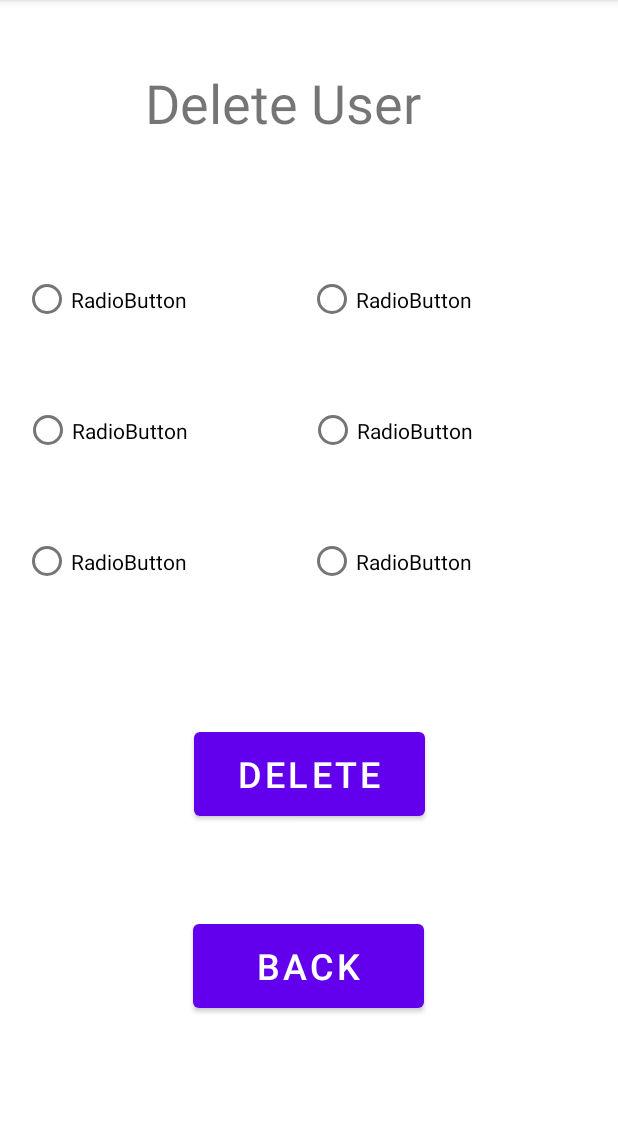
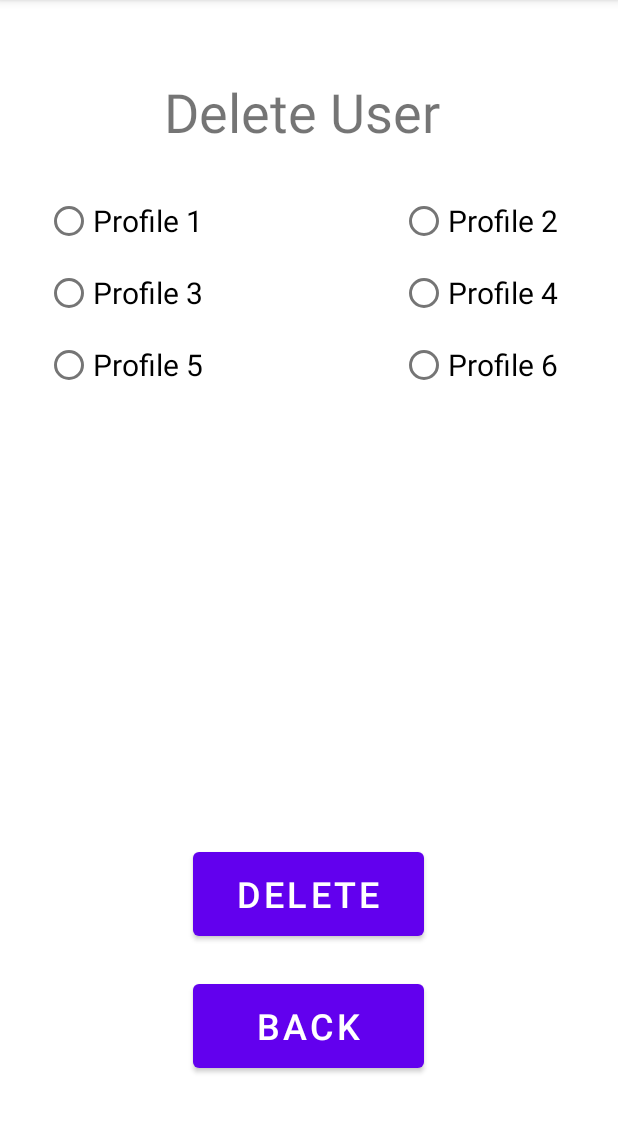
Before and after one commit to neureubd/EE408_Graduation, an Android app: the DeleteUser screen opened directly, with no data from a screen before it, on a phone screen of 412 x 824 dp, the part 84-1217 px from its top. Run offline under Robolectric (Android 15) with nearby library versions, the phone set to English and light mode, and no system bars.

Commit message:
Delete user works

```diff
--- a/app/src/main/java/com/zybooks/ee408_graduation/DeleteUser.java
+++ b/app/src/main/java/com/zybooks/ee408_graduation/DeleteUser.java
@@ -4,23 +4,62 @@ import androidx.appcompat.app.AppCompatActivity;
 
 import android.content.Intent;
 import android.os.Bundle;
+import android.util.Log;
 import android.view.View;
 import android.widget.Button;
+import android.widget.RadioGroup;
 
 public class DeleteUser extends AppCompatActivity {
     private Button deleteBack;
+    private RadioGroup rg1;
+    private RadioGroup rg2;
+
     @Override
     protected void onCreate(Bundle savedInstanceState) {
         super.onCreate(savedInstanceState);
         setContentView(R.layout.activity_delete_user);
 
-        deleteBack = findViewById(R.id.deleteBack);
+        rg1 = (RadioGroup) findViewById(R.id.radioGroup);
+        rg2 = (RadioGroup) findViewById(R.id.radioGroup2);
+        rg1.clearCheck(); // this is so we can start fresh, with no selection on both RadioGroups
+        rg2.clearCheck();
+        rg1.setOnCheckedChangeListener(listener1);
+        rg2.setOnCheckedChangeListener(listener2);
+        deleteBack = (Button) findViewById(R.id.deleteBack);
+        deleteBack.setOnClickListener(view -> returnToMainPage());
 
-        deleteBack.setOnClickListener(view -> returnToMainPage());
+        //deleteBack = findViewById(R.id.deleteBack);
+
+        //deleteBack.setOnClickListener(view -> returnToMainPage());
     }
 
     public void returnToMainPage(){
         Intent intent = new Intent(this, MainActivity.class);
         startActivity(intent);
     }
+    private RadioGroup.OnCheckedChangeListener listener1 = new RadioGroup.OnCheckedChangeListener() {
+
+        @Override
+        public void onCheckedChanged(RadioGroup group, int checkedId) {
+            if (checkedId != -1) {
+                rg2.setOnCheckedChangeListener(null); // remove the listener before clearing so we don't throw that stackoverflow exception(like Vladimir Volodin pointed out)
+                rg2.clearCheck(); // clear the second RadioGroup!
+                rg2.setOnCheckedChangeListener(listener2); //reset the listener
+                Log.e("XXX2", "do the work");
+            }
+        }
+    };
+
+    private RadioGroup.OnCheckedChangeListener listener2 = new RadioGroup.OnCheckedChangeListener() {
+
+        @Override
+        public void onCheckedChanged(RadioGroup group, int checkedId) {
+            if (checkedId != -1) {
+                rg1.setOnCheckedChangeListener(null);
+                rg1.clearCheck();
+                rg1.setOnCheckedChangeListener(listener1);
+                Log.e("XXX2", "do the work");
+            }
+        }
+    };
 }
--- a/app/src/main/java/com/zybooks/ee408_graduation/MainActivity.java
+++ b/app/src/main/java/com/zybooks/ee408_graduation/MainActivity.java
@@ -10,6 +10,7 @@ import android.widget.Button;
 public class MainActivity extends AppCompatActivity {
     private Button newUserView;
     private Button selectUserView;
+    private Button deleteUserView;
     @Override
     protected void onCreate(Bundle savedInstanceState) {
         super.onCreate(savedInstanceState);
@@ -17,10 +18,13 @@ public class MainActivity extends AppCompatActivity {
 
         newUserView = (Button) findViewById(R.id.new_user_view);
         selectUserView = (Button) findViewById(R.id.existing_user_view);
+        deleteUserView = (Button) findViewById(R.id.delete_user_view);
 
         selectUserView.setOnClickListener(view -> existingUserView());
 
         newUserView.setOnClickListener(view -> newUserView());
+
+        deleteUserView.setOnClickListener(view -> deleteUserView());
     }
 
     private void newUserView (){
@@ -31,4 +35,8 @@ public class MainActivity extends AppCompatActivity {
         Intent intent = new Intent(this, SelectUser.class);
         startActivity(intent);
     }
+    private void deleteUserView(){
+        Intent intent = new Intent(this, DeleteUser.class);
+        startActivity(intent);
+    }
 }
--- a/app/src/main/res/layout/activity_delete_user.xml
+++ b/app/src/main/res/layout/activity_delete_user.xml
@@ -1,114 +1,127 @@
 <?xml version="1.0" encoding="utf-8"?>
-<androidx.constraintlayout.widget.ConstraintLayout xmlns:android="http://schemas.android.com/apk/res/android"
+<RelativeLayout xmlns:android="http://schemas.android.com/apk/res/android"
     xmlns:app="http://schemas.android.com/apk/res-auto"
     xmlns:tools="http://schemas.android.com/tools"
     android:layout_width="match_parent"
     android:layout_height="match_parent"
-    tools:context=".DeleteUser">
+    tools:context=".SelectUser">
+
+    <RadioGroup
+        android:id="@+id/radioGroup"
+        android:layout_width="wrap_content"
+        android:layout_height="wrap_content"
+        android:orientation="vertical"
+        android:layout_marginStart="30dp"
+        android:layout_marginEnd="30dp"
+        android:layout_below="@id/selectUserTitle"
+        android:layout_marginTop="20dp"
+        app:layout_constraintEnd_toEndOf="parent"
+        app:layout_constraintHorizontal_bias="0.448"
+        app:layout_constraintStart_toStartOf="parent"
+        app:layout_constraintTop_toBottomOf="@+id/selectUserTitle">
+
+        <RadioButton
+            android:id="@+id/radioButton"
+            android:layout_width="wrap_content"
+            android:layout_height="wrap_content"
+            android:layout_marginEnd="10dp"
+            android:text="@string/profile1"
+            android:textSize="20dp" />
+
+        <RadioButton
+            android:id="@+id/radioButton3"
+            android:layout_width="wrap_content"
+            android:layout_height="wrap_content"
+            android:layout_marginEnd="10dp"
+            android:text="@string/profile3"
+            android:textSize="20dp"/>
+        <RadioButton
+            android:id="@+id/radioButton5"
+            android:layout_width="wrap_content"
+            android:layout_height="wrap_content"
+            android:text="@string/profile5"
+            android:textSize="20dp"/>
+
+    </RadioGroup>
+
+    <RadioGroup
+        android:id="@+id/radioGroup2"
+        android:layout_width="wrap_content"
+        android:layout_height="wrap_content"
+        android:orientation="vertical"
+        android:layout_marginStart="30dp"
+        android:layout_marginEnd="30dp"
+        android:layout_below="@id/selectUserTitle"
+        android:layout_marginTop="20dp"
+        android:layout_alignParentRight="true"
+        app:layout_constraintEnd_toEndOf="parent"
+        app:layout_constraintHorizontal_bias="0.448"
+        app:layout_constraintStart_toStartOf="parent"
+        app:layout_constraintTop_toBottomOf="@+id/selectUserTitle">
+
+        <RadioButton
+            android:id="@+id/radioButton2"
+            android:layout_width="wrap_content"
+            android:layout_height="wrap_content"
+            android:layout_marginEnd="10dp"
+            android:text="@string/profile2"
+            android:textSize="20dp" />
+
+        <RadioButton
+            android:id="@+id/radioButton4"
+            android:layout_width="wrap_content"
+            android:layout_height="wrap_content"
+            android:layout_marginEnd="10dp"
+            android:text="@string/profile4"
+            android:textSize="20dp"/>
+        <RadioButton
+            android:id="@+id/radioButton6"
+            android:layout_width="wrap_content"
+            android:layout_height="wrap_content"
+            android:text="@string/profile6"
+            android:textSize="20dp"/>
+
+    </RadioGroup>
+
 
     <TextView
-        android:id="@+id/textView4"
-        android:layout_width="218dp"
-        android:layout_height="52dp"
-        android:layout_marginTop="44dp"
+        android:id="@+id/selectUserTitle"
+        android:layout_width="193dp"
+        android:layout_height="53dp"
+        android:layout_centerHorizontal="true"
+        android:layout_marginTop="50dp"
         android:text="@string/delete_user_view_header"
         android:textSize="36dp"
         app:layout_constraintEnd_toEndOf="parent"
-        app:layout_constraintHorizontal_bias="0.497"
         app:layout_constraintStart_toStartOf="parent"
         app:layout_constraintTop_toTopOf="parent" />
 
-    <RadioGroup
-        android:id="@+id/radioGroup4"
-        android:layout_width="380dp"
-        android:layout_height="87dp"
-        android:layout_marginTop="60dp"
-        android:orientation="horizontal"
-        app:layout_constraintEnd_toEndOf="parent"
-        app:layout_constraintHorizontal_bias="0.483"
-        app:layout_constraintStart_toStartOf="parent"
-        app:layout_constraintTop_toBottomOf="@+id/textView4" >
-
-        <RadioButton
-            android:id="@+id/radioButton7"
-            android:layout_width="190dp"
-            android:layout_height="87dp"
-            android:text="RadioButton" />
-
-        <RadioButton
-            android:id="@+id/radioButton8"
-            android:layout_width="190dp"
-            android:layout_height="87dp"
-            android:text="RadioButton" />
-    </RadioGroup>
-
-    <RadioGroup
-        android:id="@+id/radioGroup5"
-        android:layout_width="380dp"
-        android:layout_height="87dp"
-        android:layout_marginStart="16dp"
-        android:orientation="horizontal"
-        app:layout_constraintStart_toStartOf="parent"
-        app:layout_constraintTop_toBottomOf="@+id/radioGroup4" >
-
-        <RadioButton
-            android:id="@+id/radioButton9"
-            android:layout_width="190dp"
-            android:layout_height="87dp"
-            android:text="RadioButton" />
-
-        <RadioButton
-            android:id="@+id/radioButton10"
-            android:layout_width="190dp"
-            android:layout_height="87dp"
-            android:text="RadioButton" />
-    </RadioGroup>
-
-    <RadioGroup
-        android:id="@+id/radioGroup6"
-        android:layout_width="380dp"
-        android:layout_height="87dp"
-        android:orientation="horizontal"
-        app:layout_constraintEnd_toEndOf="parent"
-        app:layout_constraintHorizontal_bias="0.483"
-        app:layout_constraintStart_toStartOf="parent"
-        app:layout_constraintTop_toBottomOf="@+id/radioGroup5" >
-
-        <RadioButton
-            android:id="@+id/radioButton11"
-            android:layout_width="190dp"
-            android:layout_height="87dp"
-            android:text="RadioButton"
-            app:layout_constraintBottom_toBottomOf="parent"
-            app:layout_constraintTop_toTopOf="parent" />
-
-        <RadioButton
-            android:id="@+id/radioButton12"
-            android:layout_width="190dp"
-            android:layout_height="87dp"
-            android:text="RadioButton" />
-    </RadioGroup>
-
     <Button
-        android:id="@+id/button2"
+        android:id="@+id/deleteButton"
         android:layout_width="154dp"
         android:layout_height="68dp"
-        android:layout_marginTop="64dp"
+        android:layout_centerHorizontal="true"
+        android:layout_above="@id/deleteBack"
+        android:layout_marginBottom="20dp"
         android:text="@string/delete"
         android:textSize="24dp"
         app:layout_constraintEnd_toEndOf="parent"
-        app:layout_constraintStart_toStartOf="parent"
-        app:layout_constraintTop_toBottomOf="@+id/radioGroup6" />
+        app:layout_constraintHorizontal_bias="0.498"
+        app:layout_constraintStart_toStartOf="parent" />
 
     <Button
         android:id="@+id/deleteBack"
         android:layout_width="154dp"
         android:layout_height="68dp"
-        android:layout_marginTop="60dp"
+        android:layout_centerHorizontal="true"
+        android:layout_alignParentBottom="true"
+        android:layout_marginBottom="50dp"
         android:text="@string/back"
         android:textSize="24dp"
         app:layout_constraintEnd_toEndOf="parent"
         app:layout_constraintHorizontal_bias="0.498"
         app:layout_constraintStart_toStartOf="parent"
-        app:layout_constraintTop_toBottomOf="@+id/button2" />
-</androidx.constraintlayout.widget.ConstraintLayout>
+        app:layout_constraintTop_toBottomOf="@+id/deleteButton" />
+
+
+</RelativeLayout>
```
